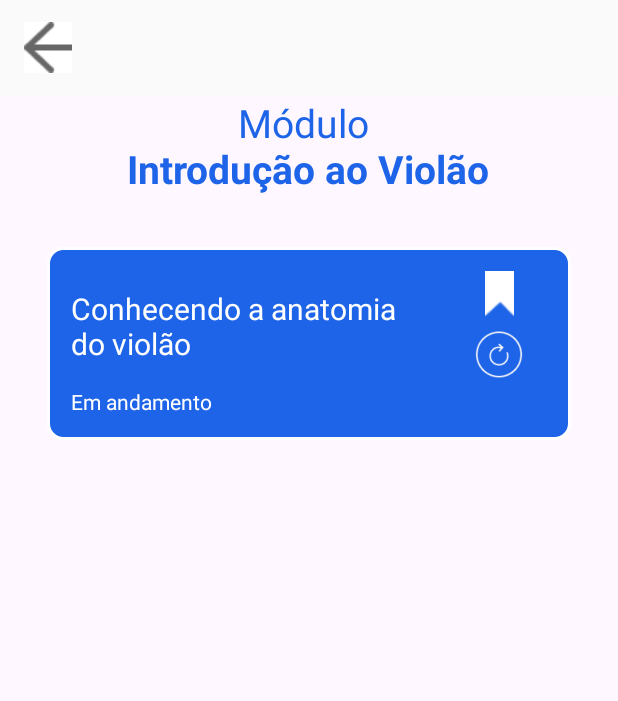
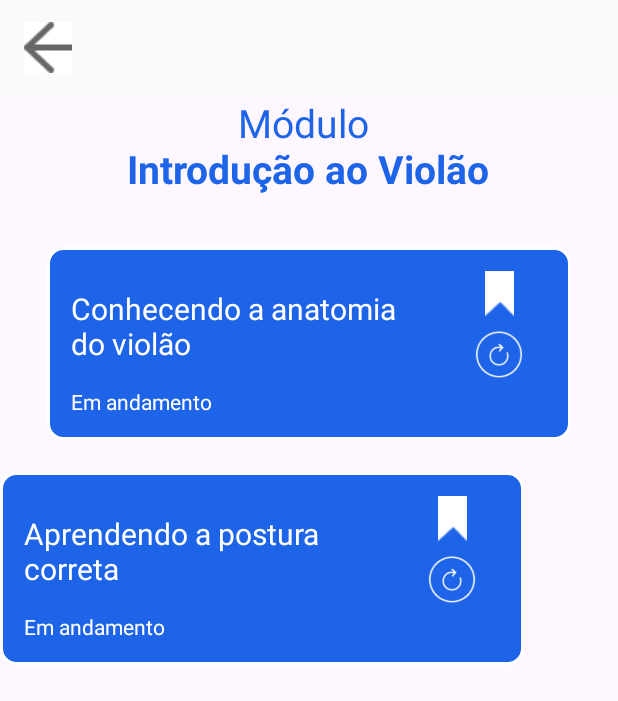
Before and after one commit to DevSamuelMuniz/Daccord, an Android app: the modulo_um screen opened directly, with no data from a screen before it, on a phone screen of 412 x 824 dp. Shown: the top 701 px of the screen. Run offline under Robolectric (Android 15) with nearby library versions, the phone set to English and light mode, and no system bars; Roboto replaces fonts that are not available here.

Commit message:
add file modulo 2

```diff
--- a/app/src/main/java/com/example/ichords/modulo_um.kt
+++ b/app/src/main/java/com/example/ichords/modulo_um.kt
@@ -17,6 +17,12 @@ class modulo_um : AppCompatActivity() {
         voltar.setOnClickListener {
             val intent = Intent(this, trilha::class.java)
             startActivity(intent)
+            overridePendingTransition(0,0)
         }
     }
+    override fun onBackPressed() {
+        super.onBackPressed()
+        overridePendingTransition(0, 0)
+    }
+
 }
--- a/app/src/main/res/layout/activity_modulo_um.xml
+++ b/app/src/main/res/layout/activity_modulo_um.xml
@@ -14,6 +14,7 @@
         tools:layout_editor_absoluteX="0dp"
         tools:layout_editor_absoluteY="0dp" />
 
+
     <TextView
         android:layout_width="wrap_content"
         android:layout_height="wrap_content"
@@ -29,12 +30,21 @@
 
     <include
         android:id="@+id/ctnModulo"
-        layout="@layout/modulo_rv"
+        layout="@layout/modulo_um_rv"
         android:layout_width="349dp"
         android:layout_height="130dp"
         app:layout_constraintEnd_toStartOf="@+id/guideline15"
         app:layout_constraintStart_toStartOf="@+id/guideline14"
         app:layout_constraintTop_toTopOf="@+id/guideline16" />
+
+    <include
+        android:id="@+id/ctnModulo2"
+        layout="@layout/modulo_dois_rv"
+        android:layout_width="349dp"
+        android:layout_height="130dp"
+        android:layout_marginTop="20dp"
+        app:layout_constraintTop_toBottomOf="@+id/ctnModulo"
+        tools:layout_editor_absoluteX="22dp" />
 
     <androidx.constraintlayout.widget.Guideline
         android:id="@+id/guideline14"
--- /dev/null
+++ b/app/src/main/res/layout/modulo_dois_rv.xml
@@ -0,0 +1,91 @@
+<?xml version="1.0" encoding="utf-8"?>
+<androidx.constraintlayout.widget.ConstraintLayout xmlns:android="http://schemas.android.com/apk/res/android"
+    xmlns:app="http://schemas.android.com/apk/res-auto"
+    xmlns:tools="http://schemas.android.com/tools"
+    android:layout_width="match_parent"
+    android:layout_height="match_parent">
+
+    <androidx.constraintlayout.widget.ConstraintLayout
+        android:id="@+id/ctnModulo2"
+        android:layout_width="match_parent"
+        android:layout_height="wrap_content"
+        android:orientation="horizontal"
+        android:background="@drawable/container"
+        android:padding="16dp"
+        tools:ignore="MissingConstraints">
+        <TextView
+            android:id="@+id/textView1"
+            android:layout_width="0dp"
+            android:layout_height="wrap_content"
+            android:layout_weight="1"
+            android:text="@string/moduloTitulo2"
+            android:textColor="@color/white"
+            android:textSize="20sp"
+            app:layout_constraintStart_toStartOf="@+id/guideline11"
+            app:layout_constraintTop_toTopOf="@+id/guideline13"
+            tools:ignore="MissingConstraints" />
+
+        <TextView
+            android:id="@+id/textView2"
+            android:layout_width="0dp"
+            android:layout_height="wrap_content"
+            android:layout_marginTop="5dp"
+            android:layout_weight="1"
+            android:text="@string/status"
+            android:textColor="@color/white"
+            android:paddingTop="10dp"
+            app:layout_constraintStart_toStartOf="@+id/guideline11"
+            app:layout_constraintTop_toBottomOf="@+id/textView1"
+            tools:ignore="MissingConstraints" />
+
+        <ImageButton
+            android:id="@+id/imageButton1"
+            android:layout_width="40dp"
+            android:layout_height="40dp"
+            android:layout_marginTop="4dp"
+            android:background="@android:color/transparent"
+            android:paddingTop="5dp"
+            android:scaleType="centerInside"
+            android:src="@drawable/refazer"
+            app:layout_constraintEnd_toStartOf="@+id/guideline12"
+            app:layout_constraintStart_toStartOf="@+id/guideline12"
+            app:layout_constraintTop_toBottomOf="@+id/imageButton2"
+            tools:ignore="MissingConstraints" />
+
+        <ImageButton
+            android:id="@+id/imageButton2"
+            android:layout_width="30dp"
+            android:layout_height="30dp"
+            android:background="@android:color/transparent"
+            android:scaleType="centerInside"
+            android:src="@drawable/favoritos"
+            app:layout_constraintEnd_toStartOf="@+id/guideline12"
+            app:layout_constraintHorizontal_bias="0.333"
+            app:layout_constraintStart_toStartOf="@+id/guideline12"
+            tools:ignore="MissingConstraints"
+            tools:layout_editor_absoluteY="16dp" />
+
+        <androidx.constraintlayout.widget.Guideline
+            android:id="@+id/guideline11"
+            android:layout_width="wrap_content"
+            android:layout_height="wrap_content"
+            android:orientation="vertical"
+            app:layout_constraintGuide_percent="0.0" />
+
+        <androidx.constraintlayout.widget.Guideline
+            android:id="@+id/guideline12"
+            android:layout_width="wrap_content"
+            android:layout_height="wrap_content"
+            android:orientation="vertical"
+            app:layout_constraintGuide_percent="0.9" />
+
+        <androidx.constraintlayout.widget.Guideline
+            android:id="@+id/guideline13"
+            android:layout_width="wrap_content"
+            android:layout_height="wrap_content"
+            android:orientation="horizontal"
+            app:layout_constraintGuide_percent="0.12" />
+    </androidx.constraintlayout.widget.ConstraintLayout>
+
+
+</androidx.constraintlayout.widget.ConstraintLayout>
--- a/app/src/main/res/layout/trilha.xml
+++ b/app/src/main/res/layout/trilha.xml
@@ -26,7 +26,9 @@
 
         <include
             android:id="@+id/toolbar"
-            layout="@layout/toolbar" />
+            layout="@layout/toolbar"
+            android:layout_width="match_parent"
+            android:layout_height="wrap_content" />
 
         <ImageButton
             android:id="@+id/modulo1"
@@ -164,13 +166,15 @@
             app:srcCompat="@drawable/logotrilha" />
 
         <ImageButton
-            android:layout_width="95dp"
-            android:layout_height="95dp"
+            android:id="@+id/imageButton4"
+            android:layout_width="80dp"
+            android:layout_height="80dp"
+            android:layout_marginTop="26dp"
             android:background="@android:color/transparent"
             android:scaleType="centerCrop"
             android:src="@drawable/conteudo"
-            tools:layout_editor_absoluteX="0dp"
-            tools:layout_editor_absoluteY="90dp" />
+            app:layout_constraintTop_toBottomOf="@+id/toolbar"
+            tools:layout_editor_absoluteX="0dp" />
 
     </androidx.constraintlayout.widget.ConstraintLayout>
 
--- a/app/src/main/res/values/strings.xml
+++ b/app/src/main/res/values/strings.xml
@@ -26,4 +26,5 @@
     <string name="temModuloUm">Módulo \n<b>Introdução ao Violão</b></string>
     <string name="moduloTitulo">Conhecendo a anatomia \ndo violão</string>
     <string name="status">Em andamento</string>
+    <string name="moduloTitulo2">Aprendendo a postura \ncorreta</string>
 </resources>
```
Also changed, not shown: app/src/main/res/layout/modulo_um_rv.xml (renamed from app/src/main/res/layout/modulo_rv.xml).
